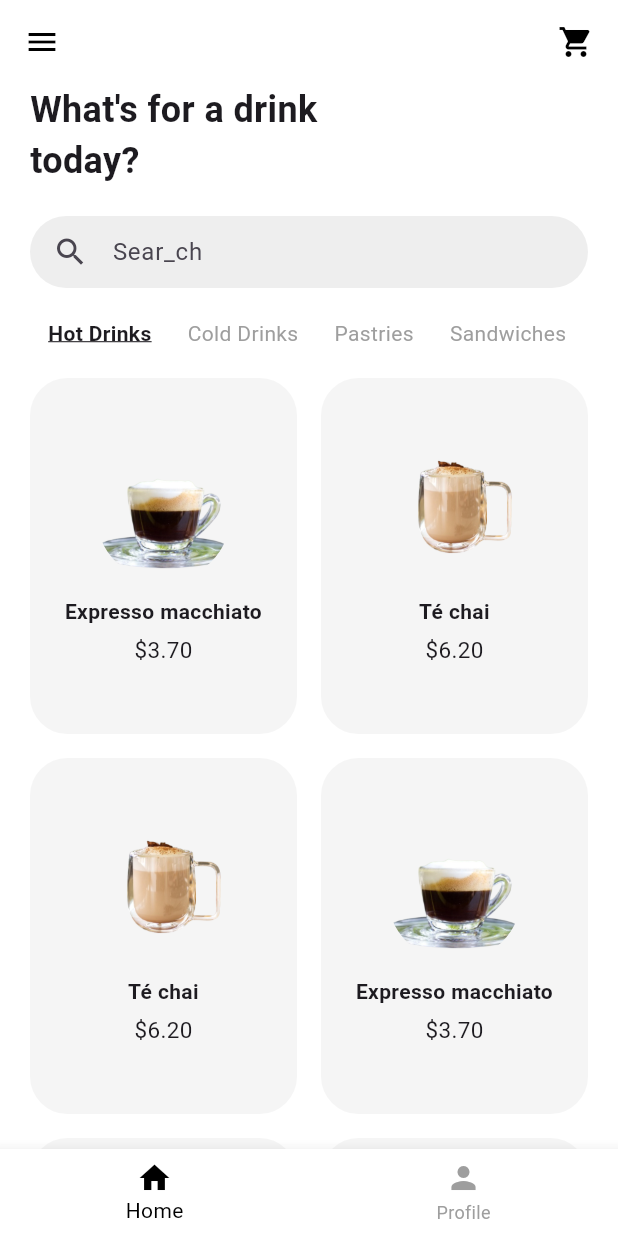
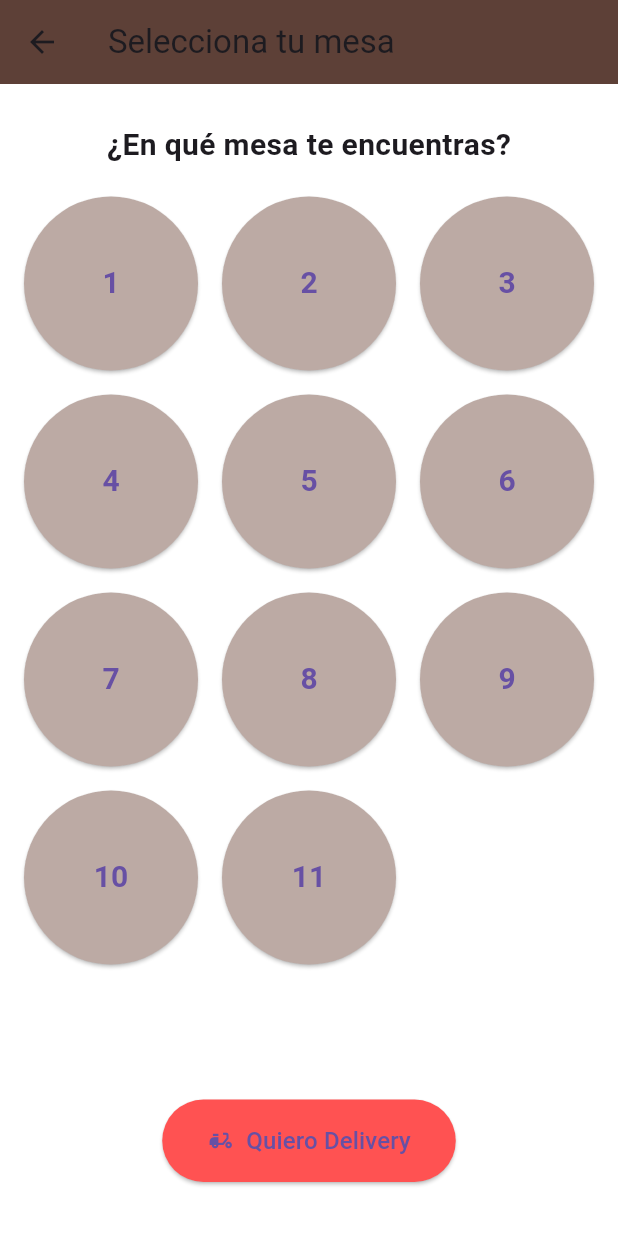
Before and after one commit to joelreyes21/proyecto_final, a Flutter app: the LoginSignUpScreen screen opened directly, after a tap on "Sign Up", after a tap on "Register", on a phone screen of 412 x 824 dp. Run offline on Flutter 3.47's test engine with Material 3 defaults, Android fonts, the phone set to English and light mode, and no system bars.

Commit message:
Modifiqué home.dart

```diff
--- a/lib/screens/home.dart
+++ b/lib/screens/home.dart
@@ -2,7 +2,9 @@ import 'package:flutter/material.dart';
 
 class HomeScreen extends StatelessWidget {
   final bool isLogin;
-  const HomeScreen({super.key, required this.isLogin});
+  final int mesa; // ✅ Se recibe la mesa seleccionada
+
+  const HomeScreen({super.key, required this.isLogin, required this.mesa}); // ✅ Constructor actualizado
 
   @override
   Widget build(BuildContext context) {
@@ -16,16 +18,6 @@ class HomeScreen extends StatelessWidget {
         'nombre': 'Té chai',
         'precio': '\$6.20',
         'imagen': 'assets/te.png',
-      },
-      {
-        'nombre': 'Té chai',
-        'precio': '\$6.20',
-        'imagen': 'assets/te.png',
-      },
-      {
-        'nombre': 'Expresso macchiato',
-        'precio': '\$3.70',
-        'imagen': 'assets/espresso.png',
       },
       {
         'nombre': 'Té chai',
@@ -56,14 +48,40 @@ class HomeScreen extends StatelessWidget {
         ],
       ),
       body: Padding(
-        padding: const EdgeInsets.symmetric(horizontal: 20), // corregido
+        padding: const EdgeInsets.symmetric(horizontal: 20),
         child: ListView(
           children: [
+            // ✅ MOSTRAR NÚMERO DE MESA
+            Padding(
+              padding: const EdgeInsets.only(bottom: 10),
+              child: Container(
+                padding: const EdgeInsets.symmetric(vertical: 6, horizontal: 14),
+                decoration: BoxDecoration(
+                  color: Colors.brown[100],
+                  borderRadius: BorderRadius.circular(20),
+                ),
+                child: Row(
+                  mainAxisSize: MainAxisSize.min,
+                  children: [
+                    const Icon(Icons.event_seat, size: 18, color: Colors.brown),
+                    const SizedBox(width: 6),
+                    Text(
+                      'Mesa #$mesa',
+                      style: const TextStyle(
+                        color: Colors.brown,
+                        fontWeight: FontWeight.bold,
+                      ),
+                    ),
+                  ],
+                ),
+              ),
+            ),
             const Text(
               "What's for a drink\ntoday?",
               style: TextStyle(fontSize: 24, fontWeight: FontWeight.bold),
             ),
             const SizedBox(height: 20),
+
             // Campo de búsqueda
             Container(
               padding: const EdgeInsets.symmetric(horizontal: 15),
@@ -74,20 +92,24 @@ class HomeScreen extends StatelessWidget {
               child: const TextField(
                 decoration: InputDecoration(
                   icon: Icon(Icons.search),
-                  hintText: "Sear_ch", // corregido (opcional poner real "Search...")
+                  hintText: "Sear_ch",
                   border: InputBorder.none,
                 ),
               ),
             ),
             const SizedBox(height: 20),
+
             // Tabs horizontales
-            SingleChildScrollView( // corregido
-              scrollDirection: Axis.horizontal, // corregido
+            SingleChildScrollView(
+              scrollDirection: Axis.horizontal,
               child: Row(
                 children: const [
                   Padding(
                     padding: EdgeInsets.symmetric(horizontal: 12),
-                    child: Text("Hot Drinks", style: TextStyle(fontWeight: FontWeight.bold, decoration: TextDecoration.underline)),
+                    child: Text("Hot Drinks",
+                        style: TextStyle(
+                            fontWeight: FontWeight.bold,
+                            decoration: TextDecoration.underline)),
                   ),
                   Padding(
                     padding: EdgeInsets.symmetric(horizontal: 12),
@@ -105,7 +127,8 @@ class HomeScreen extends StatelessWidget {
               ),
             ),
             const SizedBox(height: 20),
-            // Grid de productos (2 columnas) // corregido
+
+            // GRID DE PRODUCTOS (2 COLUMNAS)
             GridView.count(
               crossAxisCount: 2,
               crossAxisSpacing: 16,
@@ -137,7 +160,7 @@ class HomeScreen extends StatelessWidget {
                         producto['nombre'],
                         textAlign: TextAlign.center,
                         maxLines: 1,
-            overflow: TextOverflow.ellipsis, //
+                        overflow: TextOverflow.ellipsis,
                         style: const TextStyle(fontWeight: FontWeight.bold),
                       ),
                       const SizedBox(height: 5),
@@ -150,12 +173,12 @@ class HomeScreen extends StatelessWidget {
                 );
               }).toList(),
             ),
-
             const SizedBox(height: 20),
           ],
         ),
       ),
-      // Barra inferior
+
+      // BOTTOM NAVIGATION
       bottomNavigationBar: BottomNavigationBar(
         backgroundColor: Colors.white,
         selectedItemColor: Colors.black,
--- a/lib/screens/login_signup.dart
+++ b/lib/screens/login_signup.dart
@@ -1,5 +1,6 @@
 import 'package:flutter/material.dart';
-import 'home.dart';
+import 'select_table.dart'; // ✅ Corregido: vamos a select_table.dart, no directo al home
+
 class LoginSignUpScreen extends StatefulWidget {
   const LoginSignUpScreen({super.key});
 
@@ -110,14 +111,14 @@ class _LoginSignUpScreenState extends State<LoginSignUpScreen> {
                             ),
                           ),
                           onPressed: () {
+                            // ✅ Ir a selección de mesa después de login
                             Navigator.pushReplacement(
                               context,
                               MaterialPageRoute(
-                              builder: (_) => HomeScreen(isLogin: isLogin), // ✅ lo llevás al home y pasás el valor
+                                builder: (_) => SelectTableScreen(isLogin: isLogin),
                               ),
                             );
                           },
-
                           child: Text(isLogin ? 'Login' : 'Register'),
                         ),
                         const SizedBox(height: 20),
--- /dev/null
+++ b/lib/screens/select_table.dart
@@ -0,0 +1,95 @@
+import 'package:flutter/material.dart';
+import 'home.dart'; // ✅ Importamos home.dart para navegar
+
+class SelectTableScreen extends StatelessWidget {
+  final bool isLogin; // ✅ Recibimos este valor desde login_signup.dart
+
+  const SelectTableScreen({super.key, required this.isLogin});
+
+  @override
+  Widget build(BuildContext context) {
+    final List<int> mesas = List.generate(11, (index) => index + 1); // Mesas 1 a 11
+
+    return Scaffold(
+      appBar: AppBar(
+        title: const Text('Selecciona tu mesa'),
+        backgroundColor: Colors.brown[700],
+      ),
+      backgroundColor: Colors.white,
+      body: Padding(
+        padding: const EdgeInsets.all(16.0),
+        child: Column(
+          children: [
+            const SizedBox(height: 10),
+            const Text(
+              '¿En qué mesa te encuentras?',
+              style: TextStyle(fontSize: 20, fontWeight: FontWeight.bold),
+            ),
+            const SizedBox(height: 20),
+
+            // Grid de mesas
+            Expanded(
+              child: GridView.count(
+                crossAxisCount: 3,
+                crossAxisSpacing: 16,
+                mainAxisSpacing: 16,
+                children: mesas.map((numeroMesa) {
+                  return ElevatedButton(
+                    style: ElevatedButton.styleFrom(
+                      backgroundColor: Colors.brown[200],
+                      shape: const CircleBorder(),
+                      padding: const EdgeInsets.all(24),
+                    ),
+                    onPressed: () {
+                      Navigator.pushReplacement(
+                        context,
+                        MaterialPageRoute(
+                          builder: (_) => HomeScreen(
+                            isLogin: isLogin,
+                            mesa: numeroMesa, // ✅ enviamos la mesa seleccionada
+                          ),
+                        ),
+                      );
+                    },
+                    child: Text(
+                      '$numeroMesa',
+                      style: const TextStyle(fontSize: 20, fontWeight: FontWeight.bold),
+                    ),
+                  );
+                }).toList(),
+              ),
+            ),
+
+            const SizedBox(height: 10),
+
+            // Opción delivery
+            ElevatedButton.icon(
+              onPressed: () {
+                Navigator.pushReplacement(
+                  context,
+                  MaterialPageRoute(
+                    builder: (_) => HomeScreen(
+                      isLogin: isLogin,
+                      mesa: 0, // ✅ Delivery lo representamos como mesa 0
+                    ),
+                  ),
+                );
+              },
+              style: ElevatedButton.styleFrom(
+                backgroundColor: Colors.redAccent,
+                padding: const EdgeInsets.symmetric(horizontal: 30, vertical: 16),
+                shape: RoundedRectangleBorder(borderRadius: BorderRadius.circular(30)),
+              ),
+              icon: const Icon(Icons.delivery_dining),
+              label: const Text(
+                'Quiero Delivery',
+                style: TextStyle(fontSize: 16),
+              ),
+            ),
+            const SizedBox(height: 20),
+          ],
+        ),
+      ),
+    );
+  }
+}
```
Lines whose indentation alone changed are shown as unchanged.
